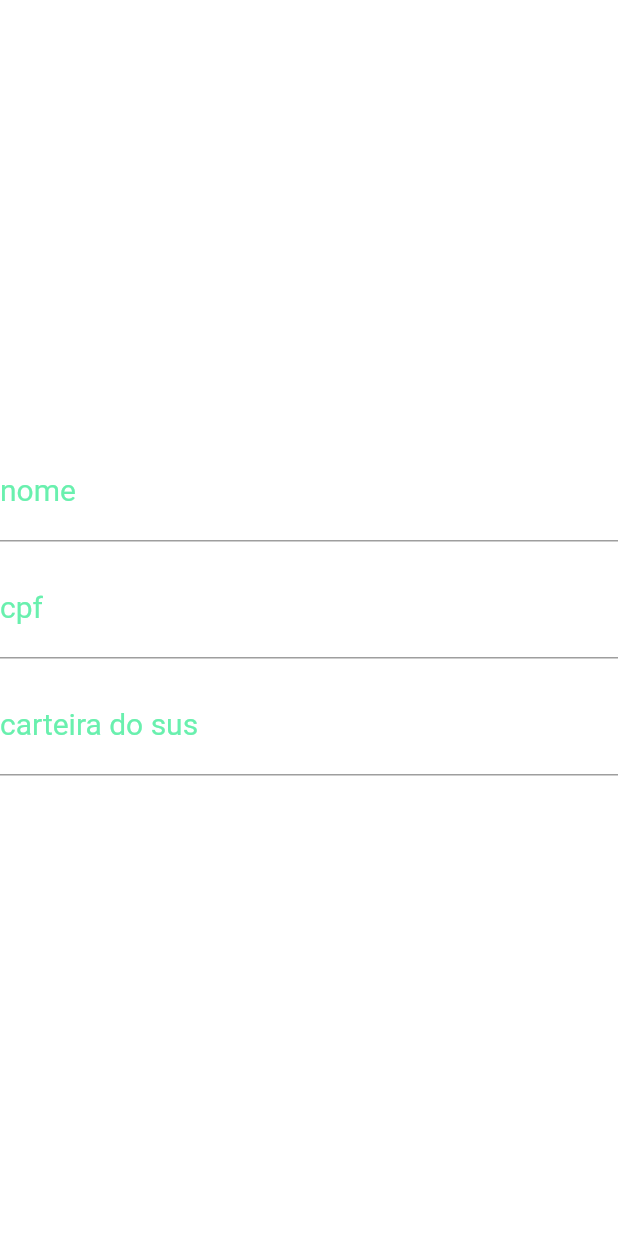
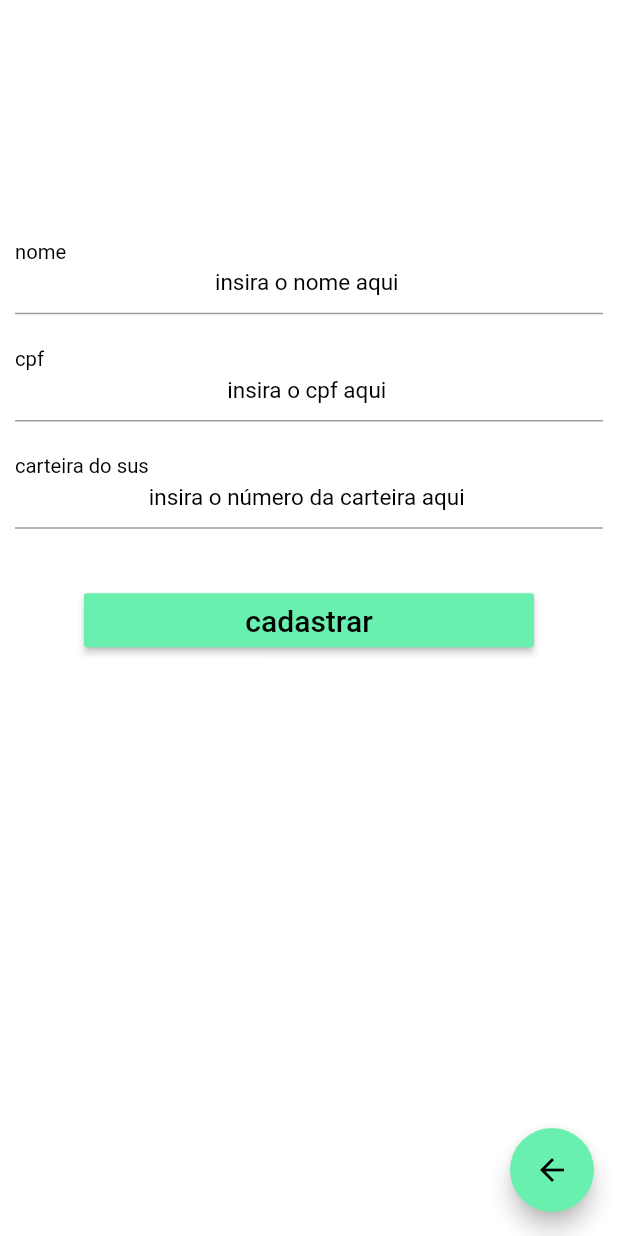
Before and after one commit to denpufa/Project-PDS-UFRN, a Flutter app: the screen it shows after launch, after a tap on "Cadastrar Paciente", on a phone screen of 412 x 824 dp. Run offline on Flutter 3.47's test engine with Material 2 defaults, Android fonts, the phone set to English and light mode, and no system bars.

```diff
--- a/lib/componentes/Button.dart
+++ b/lib/componentes/Button.dart
@@ -21,25 +21,20 @@ class Button extends StatefulWidget {
   Widget build(BuildContext context) {
     return RaisedButton(
           onPressed: (){_tipo(widget.getI());},
-        textColor: Colors.white,
+          textColor: Colors.black,
           padding: const EdgeInsets.all(0.0),
           child: Container(
-          height: 47,
-          decoration: const BoxDecoration(
-            gradient: LinearGradient(
-              colors: <Color>[
-                Color(0xFF90EE90),
-                Color(0xFF90EE95),
-                Color(0xFF90EE99),
-              ],
-            ),
-          ),
+            alignment: Alignment.center,
+            width: 250,
+            height: 40,
+            color: Colors.greenAccent,
             padding: const EdgeInsets.all(10.0),
             child: Text(
             widget.getT(),
-            style: TextStyle(fontSize: 20)
+              style: TextStyle(fontSize: 18)
             ),
           ),
+
       );
   }
 
--- a/lib/componentes/Inputtoform.dart
+++ b/lib/componentes/Inputtoform.dart
@@ -2,32 +2,45 @@ import 'package:flutter/material.dart';
 class Inputtoform extends StatefulWidget {
   final TextInputType _t;
   final String _r;
+  final TextEditingController _c;
 
   @override
   _InputtoformState createState() => _InputtoformState();
 
-  Inputtoform(this._r,this._t,);
+  Inputtoform(this._r,this._t,this._c);
   TextInputType getT(){return _t;}
   String getR(){return _r;}
+  TextEditingController getC(){return _c;}
 }
 
 
 class _InputtoformState extends State<Inputtoform> {
-  TextEditingController controle;
+
   @override
   Widget build(BuildContext context) {
     return TextFormField(
               keyboardType: widget.getT(),
               decoration: InputDecoration(
                 labelText: widget.getR(),
-                labelStyle: TextStyle(color:Colors.greenAccent),
-              ),
+                labelStyle: TextStyle(color:Colors.black,fontSize: 18),
+                ),
+              onTap: () {widget.getC().text = "";},
               textAlign: TextAlign.center,
-              style: TextStyle(color:Colors.greenAccent,fontSize: 20),
-              controller: controle,
+              style: TextStyle(color:Colors.black,fontSize: 15),
+              controller: widget.getC(),
               validator: (value){
                 if(value.isEmpty){
-                  return "insira" + widget.getR() +  "por favor!";
+                  return "insira " + widget.getR() +  " por favor!";
+                }
+                if(widget.getR() == "cpf"){
+                  if(value.length != 11){
+                    return "digite um cpf válido por favor";
+                  }
+                }
+                if(widget.getR() == "carteira do sus"){
+                  if(value.length != 15){
+                    return "digite uma carteira do sus válida";
+                  }
                 }
 
               },
--- /dev/null
+++ b/lib/servicos/Httptype.dart
@@ -0,0 +1,17 @@
+import 'package:flutter/material.dart';
+
+class Httptype extends StatelessWidget {
+
+  final String _tipo;
+  final String _metodo;
+  final dynamic _valor;
+
+  Httptype(this._tipo,this._metodo,this._valor);
+
+  @override
+  Widget build(BuildContext context) {
+    return Container(
+
+    );
+  }
+}
--- a/lib/telas/CadastroP.dart
+++ b/lib/telas/CadastroP.dart
@@ -7,13 +7,32 @@ class CadastroP extends StatefulWidget {
 }
 
 class _CadastroPState extends State<CadastroP> {
-  //chave de acesso para acessar o formulario de cadastro
+  //chave de acesso para acessar o formulario de cadastro usar em validaçÕes fora do próprio form por exemplo
   GlobalKey<FormState> _chave =  GlobalKey();
+
+  // controladores ao texto digitado pelo usuário no 'inputtoform'
+  TextEditingController cnome = TextEditingController(text: "insira o nome aqui");
+  TextEditingController ccpf = TextEditingController(text: "insira o cpf aqui");
+  TextEditingController csus = TextEditingController(text: "insira o número da carteira aqui");
+
+
+
+
+  void _resetarcampos() {
+    cnome.text = "insira o nome aqui";
+    ccpf.text = "insira o cpf aqui";
+    csus.text = "insira o número da carteira aqui";
+
+
+  }
+
   @override
   Widget build(BuildContext context) {
     return Scaffold(
         backgroundColor: Colors.white,
-      body:Center(
+        body:SingleChildScrollView(
+          padding: EdgeInsets.fromLTRB(10.0, 150.0, 10.0, 0.0),
+          child:Center(
           child:Column(
             mainAxisSize: MainAxisSize.min,
             children: <Widget>[
@@ -21,20 +40,41 @@ class _CadastroPState extends State<CadastroP> {
                 key: _chave,
                 child: Column(
                   children: <Widget>[
-                  Inputtoform("nome", TextInputType.text),
+                    Inputtoform("nome", TextInputType.text,cnome),
                     SizedBox(height: 12,),
-                  Inputtoform("cpf", TextInputType.number),
+                    Inputtoform("cpf", TextInputType.number,ccpf),
                     SizedBox(height: 12),
-                  Inputtoform("carteira do sus",TextInputType.number),
+                    Inputtoform("carteira do sus",TextInputType.number,csus),
                     SizedBox(height:12),
-
                   ],
                 )
+              ),
+            SizedBox(height: 25,),
+            Container(
+              width: 300,
+              child: RaisedButton(
+                color: Colors.greenAccent,
+                onPressed:() {
+                  if(_chave.currentState.validate()){
+                      _resetarcampos();
+                      debugPrint("deu certo");
+                    }
+                },
+                child: Text("cadastrar",style: TextStyle(color:Colors.black,fontSize:20),),
 
+                ),
             )
             ],
           )
        )
+      ),
+      floatingActionButton: FloatingActionButton(
+        onPressed:() {Navigator.pop(context);},
+        child: Icon(Icons.arrow_back,color: Colors.black,),
+        backgroundColor: Colors.greenAccent,
+      ),
+
   );
+
   }
 }
--- a/lib/telas/main.dart
+++ b/lib/telas/main.dart
@@ -30,7 +30,7 @@ class _MyHomePageState extends State<MyHomePage> {
     return Scaffold(
             backgroundColor: Colors.white,
             appBar: AppBar(
-                 title: const Text('Sistema de marcações'),
+                 title: const Text('Sistema de marcações',style: TextStyle(color:Colors.black,fontSize: 25),),
                  centerTitle: true,
                  backgroundColor: Colors.greenAccent,
             ),
@@ -50,7 +50,7 @@ class _MyHomePageState extends State<MyHomePage> {
                   )
                 ),
             ),
-            floatingActionButton: FloatingActionButton(onPressed:null,child:Icon(Icons.help_outline),backgroundColor: Colors.greenAccent,),
+            floatingActionButton: FloatingActionButton(onPressed:null,child:Icon(Icons.help_outline,color: Colors.black,),backgroundColor: Colors.greenAccent,),
           );
   }
 }
```
Lines whose indentation alone changed are shown as unchanged.
